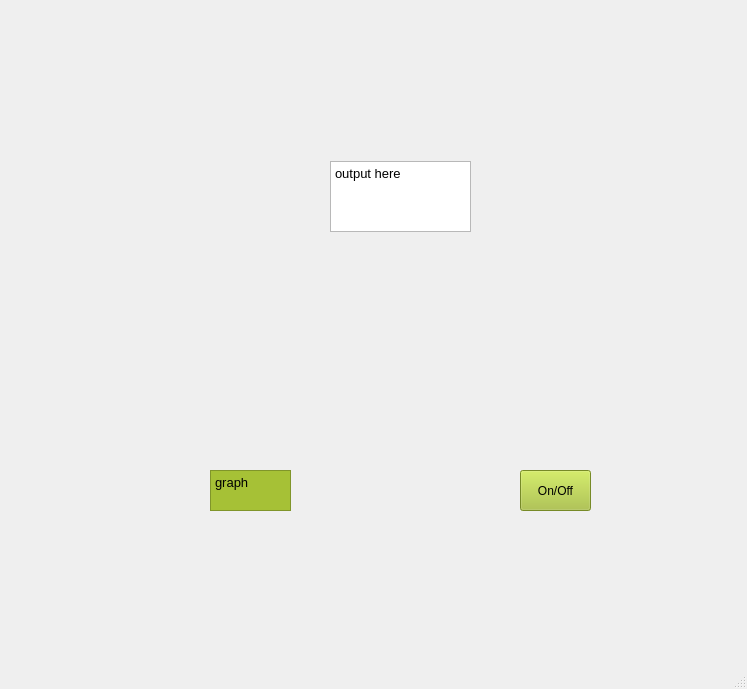
First picture: the form in mainwindow.ui, repository rayc4/COMP3004-Group-Project, before the edit.
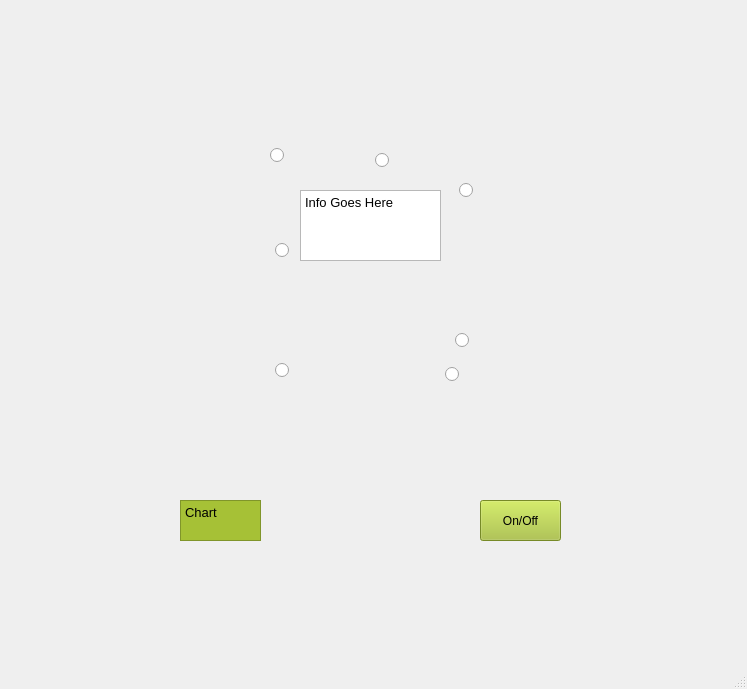
Second picture: the form after the edit. Icons and pictures are not drawn.

The edit to the form file:
```diff
--- a/mainwindow.ui
+++ b/mainwindow.ui
@@ -17,10 +17,10 @@
    <widget class="QLabel" name="label">
     <property name="geometry">
      <rect>
-      <x>0</x>
-      <y>-4</y>
-      <width>801</width>
-      <height>611</height>
+      <x>-20</x>
+      <y>-20</y>
+      <width>771</width>
+      <height>701</height>
      </rect>
     </property>
     <property name="styleSheet">
@@ -33,9 +33,9 @@
    <widget class="QPushButton" name="pushButton1">
     <property name="geometry">
      <rect>
-      <x>220</x>
-      <y>150</y>
-      <width>101</width>
+      <x>180</x>
+      <y>180</y>
+      <width>111</width>
       <height>81</height>
      </rect>
     </property>
@@ -51,50 +51,14 @@
    <widget class="QPushButton" name="pushButton2">
     <property name="geometry">
      <rect>
-      <x>290</x>
-      <y>60</y>
-      <width>101</width>
-      <height>81</height>
-     </rect>
-    </property>
-    <property name="styleSheet">
-     <string notr="true">border-image: url(:/res/Call Button.png);
-color: white; 
-border-radius: 10px; </string>
-    </property>
-    <property name="text">
-     <string/>
-    </property>
-   </widget>
-   <widget class="QPushButton" name="pushButton5">
-    <property name="geometry">
-     <rect>
-      <x>480</x>
-      <y>240</y>
+      <x>250</x>
+      <y>90</y>
       <width>111</width>
       <height>81</height>
      </rect>
     </property>
     <property name="styleSheet">
-     <string notr="true">border-image: url(:/res/Electrode Button.png);
-color: white; 
-border-radius: 10px; </string>
-    </property>
-    <property name="text">
-     <string/>
-    </property>
-   </widget>
-   <widget class="QPushButton" name="pushButton6">
-    <property name="geometry">
-     <rect>
-      <x>410</x>
-      <y>330</y>
-      <width>111</width>
-      <height>81</height>
-     </rect>
-    </property>
-    <property name="styleSheet">
-     <string notr="true">border-image: url(:/res/Chill Button.png);
+     <string notr="true">border-image: url(:/aed/button2.png);
 color: white; 
 border-radius: 10px; </string>
     </property>
@@ -105,9 +69,9 @@
    <widget class="QPushButton" name="pushButton3">
     <property name="geometry">
      <rect>
-      <x>410</x>
-      <y>60</y>
-      <width>101</width>
+      <x>370</x>
+      <y>90</y>
+      <width>111</width>
       <height>81</height>
      </rect>
     </property>
@@ -123,14 +87,50 @@
    <widget class="QPushButton" name="pushButton4">
     <property name="geometry">
      <rect>
-      <x>480</x>
-      <y>150</y>
+      <x>450</x>
+      <y>180</y>
       <width>111</width>
       <height>81</height>
      </rect>
     </property>
     <property name="styleSheet">
-     <string notr="true">border-image: url(:/res/Sign Button.png);
+     <string notr="true">border-image: url(:/aed/button4.png);
+color: white; 
+border-radius: 10px; </string>
+    </property>
+    <property name="text">
+     <string/>
+    </property>
+   </widget>
+   <widget class="QPushButton" name="pushButton5">
+    <property name="geometry">
+     <rect>
+      <x>450</x>
+      <y>270</y>
+      <width>111</width>
+      <height>81</height>
+     </rect>
+    </property>
+    <property name="styleSheet">
+     <string notr="true">border-image: url(:/aed/button5png);
+color: white; 
+border-radius: 10px; </string>
+    </property>
+    <property name="text">
+     <string/>
+    </property>
+   </widget>
+   <widget class="QPushButton" name="pushButton6">
+    <property name="geometry">
+     <rect>
+      <x>380</x>
+      <y>360</y>
+      <width>111</width>
+      <height>81</height>
+     </rect>
+    </property>
+    <property name="styleSheet">
+     <string notr="true">border-image: url(:/aed/button6.png);
 color: white; 
 border-radius: 10px; </string>
     </property>
@@ -141,14 +141,32 @@
    <widget class="QPushButton" name="pushButton8">
     <property name="geometry">
      <rect>
-      <x>240</x>
-      <y>290</y>
-      <width>91</width>
+      <x>210</x>
+      <y>320</y>
+      <width>81</width>
       <height>71</height>
      </rect>
     </property>
     <property name="styleSheet">
-     <string notr="true">border-image: url(:/res/Step 2.png);
+     <string notr="true">border-image: url(:/aed/button8.png);
+color: white; 
+border-radius: 10px; </string>
+    </property>
+    <property name="text">
+     <string/>
+    </property>
+   </widget>
+   <widget class="QPushButton" name="pushButton7">
+    <property name="geometry">
+     <rect>
+      <x>270</x>
+      <y>360</y>
+      <width>91</width>
+      <height>81</height>
+     </rect>
+    </property>
+    <property name="styleSheet">
+     <string notr="true">border-image: url(:/aed/button7.png);
 color: white; 
 border-radius: 10px; </string>
     </property>
@@ -159,8 +177,8 @@
    <widget class="QTextBrowser" name="textBrowser">
     <property name="geometry">
      <rect>
-      <x>330</x>
-      <y>161</y>
+      <x>300</x>
+      <y>190</y>
       <width>141</width>
       <height>71</height>
      </rect>
@@ -170,33 +188,15 @@
 &lt;html&gt;&lt;head&gt;&lt;meta name=&quot;qrichtext&quot; content=&quot;1&quot; /&gt;&lt;style type=&quot;text/css&quot;&gt;
 p, li { white-space: pre-wrap; }
 &lt;/style&gt;&lt;/head&gt;&lt;body style=&quot; font-family:'Sans'; font-size:10pt; font-weight:400; font-style:normal;&quot;&gt;
-&lt;p style=&quot; margin-top:0px; margin-bottom:0px; margin-left:0px; margin-right:0px; -qt-block-indent:0; text-indent:0px;&quot;&gt;output here&lt;/p&gt;&lt;/body&gt;&lt;/html&gt;</string>
-    </property>
-   </widget>
-   <widget class="QPushButton" name="pushButton7">
-    <property name="geometry">
-     <rect>
-      <x>310</x>
-      <y>340</y>
-      <width>91</width>
-      <height>71</height>
-     </rect>
-    </property>
-    <property name="styleSheet">
-     <string notr="true">border-image: url(:/res/Blow.png);
-color: white; 
-border-radius: 10px; </string>
-    </property>
-    <property name="text">
-     <string/>
+&lt;p style=&quot; margin-top:0px; margin-bottom:0px; margin-left:0px; margin-right:0px; -qt-block-indent:0; text-indent:0px;&quot;&gt;Info Goes Here&lt;/p&gt;&lt;/body&gt;&lt;/html&gt;</string>
     </property>
    </widget>
    <widget class="QPushButton" name="pushButtonOnOff">
     <property name="geometry">
      <rect>
-      <x>520</x>
-      <y>470</y>
-      <width>71</width>
+      <x>480</x>
+      <y>500</y>
+      <width>81</width>
       <height>41</height>
      </rect>
     </property>
@@ -212,21 +212,113 @@
    <widget class="QTextBrowser" name="textBrowser_2">
     <property name="geometry">
      <rect>
-      <x>210</x>
-      <y>470</y>
+      <x>180</x>
+      <y>500</y>
       <width>81</width>
       <height>41</height>
      </rect>
     </property>
     <property name="styleSheet">
-     <string notr="true">background-color: rgb(166,193,54); </string>
+     <string notr="true">background-color: rgb(166,193,54); 
+color: black;</string>
     </property>
     <property name="html">
      <string>&lt;!DOCTYPE HTML PUBLIC &quot;-//W3C//DTD HTML 4.0//EN&quot; &quot;http://www.w3.org/TR/REC-html40/strict.dtd&quot;&gt;
 &lt;html&gt;&lt;head&gt;&lt;meta name=&quot;qrichtext&quot; content=&quot;1&quot; /&gt;&lt;style type=&quot;text/css&quot;&gt;
 p, li { white-space: pre-wrap; }
 &lt;/style&gt;&lt;/head&gt;&lt;body style=&quot; font-family:'Sans'; font-size:10pt; font-weight:400; font-style:normal;&quot;&gt;
-&lt;p style=&quot; margin-top:0px; margin-bottom:0px; margin-left:0px; margin-right:0px; -qt-block-indent:0; text-indent:0px;&quot;&gt;graph&lt;/p&gt;&lt;/body&gt;&lt;/html&gt;</string>
+&lt;p style=&quot; margin-top:0px; margin-bottom:0px; margin-left:0px; margin-right:0px; -qt-block-indent:0; text-indent:0px;&quot;&gt;Chart&lt;/p&gt;&lt;/body&gt;&lt;/html&gt;</string>
+    </property>
+   </widget>
+   <widget class="QRadioButton" name="radioButton2">
+    <property name="geometry">
+     <rect>
+      <x>270</x>
+      <y>140</y>
+      <width>71</width>
+      <height>31</height>
+     </rect>
+    </property>
+    <property name="text">
+     <string/>
+    </property>
+   </widget>
+   <widget class="QRadioButton" name="radioButton3">
+    <property name="geometry">
+     <rect>
+      <x>375</x>
+      <y>150</y>
+      <width>61</width>
+      <height>20</height>
+     </rect>
+    </property>
+    <property name="text">
+     <string/>
+    </property>
+   </widget>
+   <widget class="QRadioButton" name="radioButton1">
+    <property name="geometry">
+     <rect>
+      <x>275</x>
+      <y>240</y>
+      <width>61</width>
+      <height>20</height>
+     </rect>
+    </property>
+    <property name="text">
+     <string/>
+    </property>
+   </widget>
+   <widget class="QRadioButton" name="radioButton4">
+    <property name="geometry">
+     <rect>
+      <x>459</x>
+      <y>180</y>
+      <width>51</width>
+      <height>20</height>
+     </rect>
+    </property>
+    <property name="text">
+     <string/>
+    </property>
+   </widget>
+   <widget class="QRadioButton" name="radioButton5">
+    <property name="geometry">
+     <rect>
+      <x>455</x>
+      <y>330</y>
+      <width>61</width>
+      <height>20</height>
+     </rect>
+    </property>
+    <property name="text">
+     <string/>
+    </property>
+   </widget>
+   <widget class="QRadioButton" name="radioButton6">
+    <property name="geometry">
+     <rect>
+      <x>445</x>
+      <y>359</y>
+      <width>41</width>
+      <height>31</height>
+     </rect>
+    </property>
+    <property name="text">
+     <string/>
+    </property>
+   </widget>
+   <widget class="QRadioButton" name="radioButton7">
+    <property name="geometry">
+     <rect>
+      <x>275</x>
+      <y>360</y>
+      <width>51</width>
+      <height>21</height>
+     </rect>
+    </property>
+    <property name="text">
+     <string/>
     </property>
    </widget>
   </widget>
```
Left out of the diff: 9 changed lines with no effect on the pictures.
